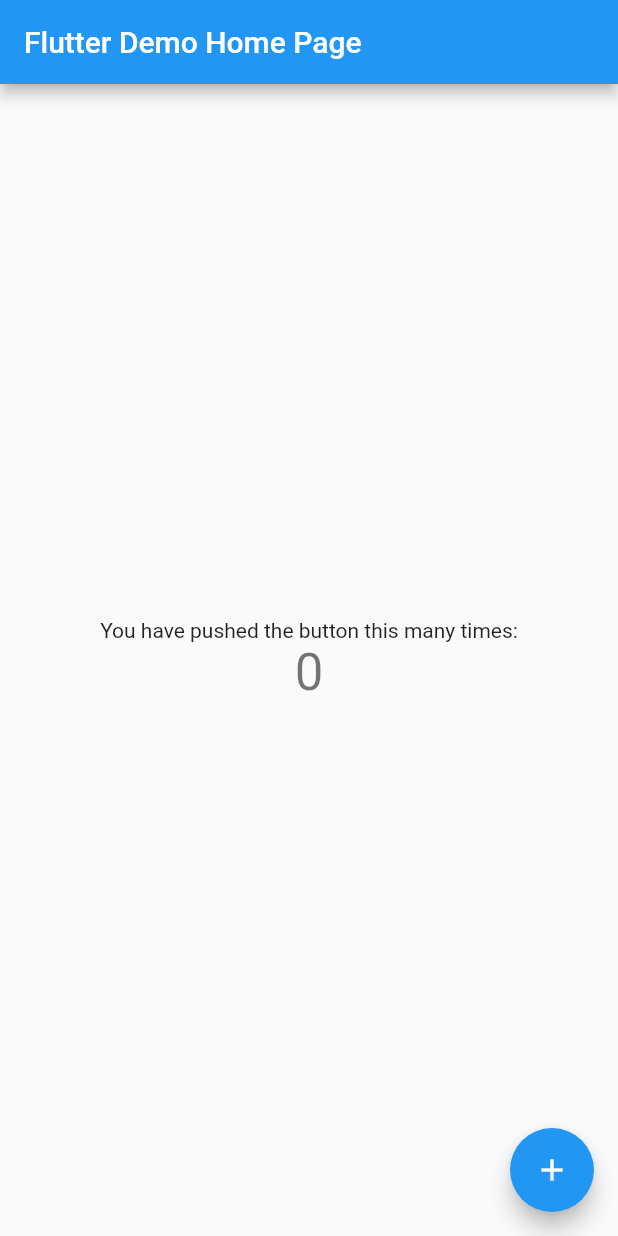
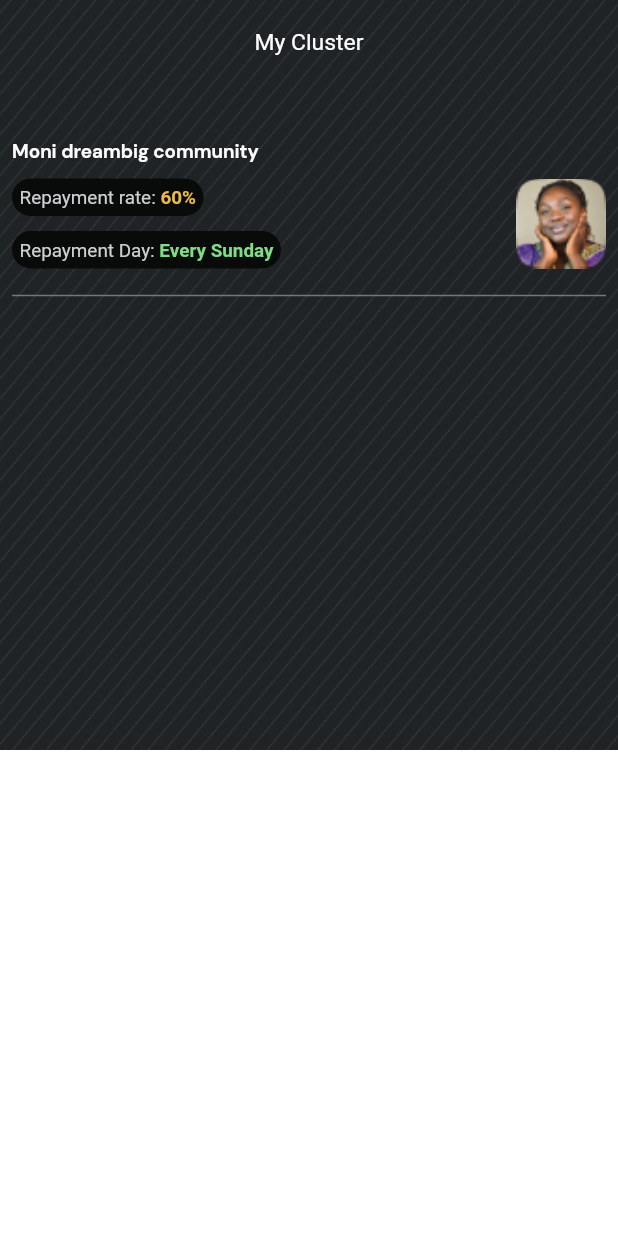
Before and after one commit to Destiny-Ed/Moni-Africa, a Flutter app: the screen it shows after launch, on a phone screen of 412 x 824 dp. Run offline on Flutter 3.47's test engine with Material 2 defaults, Android fonts, the phone set to English and light mode, and no system bars.

Commit message:
Completed cluster section for user profile header

```diff
--- a/lib/Screens/Cluster/cluster_main_page.dart
+++ b/lib/Screens/Cluster/cluster_main_page.dart
@@ -0,0 +1,135 @@
+import 'package:flutter/material.dart';
+import 'package:moni_app/Styles/color.dart';
+import 'package:moni_app/Styles/dimens.dart';
+
+class ClusterMainPage extends StatefulWidget {
+  const ClusterMainPage({Key? key}) : super(key: key);
+
+  @override
+  State<ClusterMainPage> createState() => _ClusterMainPageState();
+}
+
+class _ClusterMainPageState extends State<ClusterMainPage> {
+  @override
+  Widget build(BuildContext context) {
+    return Scaffold(
+      body: CustomScrollView(slivers: [
+        SliverAppBar(
+          expandedHeight: 500,
+          flexibleSpace: Container(
+            height: 500,
+            decoration: const BoxDecoration(
+              image: DecorationImage(
+                fit: BoxFit.cover,
+                image: AssetImage('assets/background.png'),
+              ),
+            ),
+            child: Padding(
+              padding: const EdgeInsets.all(8.0),
+              child: Column(
+                children: [
+                  const SizedBox(
+                    height: 85,
+                  ),
+
+                  ///Profile section
+                  Container(
+                    child: Column(
+                        crossAxisAlignment: CrossAxisAlignment.start,
+                        children: [
+                          Text(
+                            'Moni dreambig community',
+                            style: TextStyle(
+                                fontSize: AppSize.mediumText,
+                                color: AppColor.white,
+                                fontWeight: FontWeight.bold),
+                          ),
+                          Row(
+                            mainAxisAlignment: MainAxisAlignment.spaceBetween,
+                            children: [
+                              ///Repayment date and day field
+                              Column(
+                                crossAxisAlignment: CrossAxisAlignment.start,
+                                children: [
+                                  Container(
+                                    margin: const EdgeInsets.symmetric(
+                                        vertical: 10),
+                                    padding: const EdgeInsets.all(5),
+                                    decoration: BoxDecoration(
+                                        color: AppColor.darkBg,
+                                        borderRadius:
+                                            BorderRadius.circular(100)),
+                                    child: Text.rich(
+                                      TextSpan(children: [
+                                        TextSpan(
+                                            text: "Repayment rate: ",
+                                            style: TextStyle(
+                                              color: AppColor.grey,
+                                              fontSize: AppSize.mediumText,
+                                            )),
+                                        TextSpan(
+                                            text: "60%",
+                                            style: TextStyle(
+                                              color: AppColor.darkAmber,
+                                              fontWeight: FontWeight.bold,
+                                              fontSize: AppSize.mediumText,
+                                            ))
+                                      ]),
+                                    ),
+                                  ),
+                                  Container(
+                                    margin: const EdgeInsets.only(bottom: 10),
+                                    padding: const EdgeInsets.all(5),
+                                    decoration: BoxDecoration(
+                                        color: AppColor.darkBg,
+                                        borderRadius:
+                                            BorderRadius.circular(100)),
+                                    child: Text.rich(
+                                      TextSpan(children: [
+                                        TextSpan(
+                                            text: "Repayment Day: ",
+                                            style: TextStyle(
+                                              color: AppColor.grey,
+                                              fontSize: AppSize.mediumText,
+                                            )),
+                                        TextSpan(
+                                            text: "Every Sunday",
+                                            style: TextStyle(
+                                              color: AppColor.green,
+                                              fontWeight: FontWeight.bold,
+                                              fontSize: AppSize.mediumText,
+                                            ))
+                                      ]),
+                                    ),
+                                  ),
+                                ],
+                              ),
+
+                              ///Profile Image field
+                              Container(
+                                height: 60,
+                                width: 60,
+                                decoration: const BoxDecoration(
+                                    image: DecorationImage(
+                                        fit: BoxFit.cover,
+                                        image:
+                                            AssetImage("assets/avatar.png"))),
+                              )
+                            ],
+                          ),
+                        ]),
+                  ),
+                  Divider(
+                    color: AppColor.dividerColor,
+                    thickness: 1,
+                  ),
+                ],
+              ),
+            ),
+          ),
+          title: const Text('My Cluster'),
+        )
+      ]),
+    );
+  }
+}
--- a/lib/Styles/color.dart
+++ b/lib/Styles/color.dart
@@ -1,6 +1,7 @@
 import 'package:flutter/material.dart';
 
 class AppColor {
+  static Color darkBg = const Color(0xff090A0A);
   static Color pink = const Color(0xffE66652);
 
   static Color white = const Color(0xffFFFFFF);
@@ -12,7 +13,7 @@
   static Color darkAmber = const Color(0xffEAB948);
 
   static Color grey = const Color(0xffCDCFD0);
-
+  static Color dividerColor = const Color(0xff72777A);
   static Color red = const Color(0xffE41002);
 
   static Color black = const Color(0xff13163E);
--- a/lib/main.dart
+++ b/lib/main.dart
@@ -1,115 +1,47 @@
 import 'package:flutter/material.dart';
+import 'package:moni_app/Screens/Cluster/cluster_main_page.dart';
+import 'package:moni_app/Styles/color.dart';
+import 'package:moni_app/Styles/dimens.dart';
 
 void main() {
-  runApp(const MyApp());
+  runApp(const MoniApp());
 }
 
-class MyApp extends StatelessWidget {
-  const MyApp({Key? key}) : super(key: key);
+class MoniApp extends StatelessWidget {
+  const MoniApp({Key? key}) : super(key: key);
 
-  // This widget is the root of your application.
   @override
   Widget build(BuildContext context) {
     return MaterialApp(
-      title: 'Flutter Demo',
+      debugShowCheckedModeBanner: false,
       theme: ThemeData(
-        // This is the theme of your application.
-        //
-        // Try running your application with "flutter run". You'll see the
-        // application has a blue toolbar. Then, without quitting the app, try
-        // changing the primarySwatch below to Colors.green and then invoke
-        // "hot reload" (press "r" in the console where you ran "flutter run",
-        // or simply save your changes to "hot reload" in a Flutter IDE).
-        // Notice that the counter didn't reset back to zero; the application
-        // is not restarted.
-        primarySwatch: Colors.blue,
-      ),
-      home: const MyHomePage(title: 'Flutter Demo Home Page'),
+          scaffoldBackgroundColor: AppColor.white,
+          progressIndicatorTheme: ProgressIndicatorThemeData(
+            color: AppColor.pink,
+          ),
+          appBarTheme: AppBarTheme(
+              elevation: 0,
+              color: Colors.transparent,
+              centerTitle: true,
+              titleTextStyle:
+                  TextStyle(color: AppColor.white, fontSize: AppSize.bigText),
+              iconTheme:
+                  IconThemeData(color: AppColor.white, size: AppSize.bigText)),
+          fontFamily: 'DMSans'),
+      builder: (context, child) {
+        final MediaQueryData data = MediaQuery.of(context);
+        return Builder(
+          builder: (context) {
+            return MediaQuery(
+              data: data.copyWith(
+                textScaleFactor: data.textScaleFactor.clamp(0.85, 0.90),
+              ),
+              child: child!,
+            );
+          },
+        );
+      },
+      home: const ClusterMainPage(),
     );
   }
 }
-
-class MyHomePage extends StatefulWidget {
-  const MyHomePage({Key? key, required this.title}) : super(key: key);
-
-  // This widget is the home page of your application. It is stateful, meaning
-  // that it has a State object (defined below) that contains fields that affect
-  // how it looks.
-
-  // This class is the configuration for the state. It holds the values (in this
-  // case the title) provided by the parent (in this case the App widget) and
-  // used by the build method of the State. Fields in a Widget subclass are
-  // always marked "final".
-
-  final String title;
-
-  @override
-  State<MyHomePage> createState() => _MyHomePageState();
-}
-
-class _MyHomePageState extends State<MyHomePage> {
-  int _counter = 0;
-
-  void _incrementCounter() {
-    setState(() {
-      // This call to setState tells the Flutter framework that something has
-      // changed in this State, which causes it to rerun the build method below
-      // so that the display can reflect the updated values. If we changed
-      // _counter without calling setState(), then the build method would not be
-      // called again, and so nothing would appear to happen.
-      _counter++;
-    });
-  }
-
-  @override
-  Widget build(BuildContext context) {
-    // This method is rerun every time setState is called, for instance as done
-    // by the _incrementCounter method above.
-    //
-    // The Flutter framework has been optimized to make rerunning build methods
-    // fast, so that you can just rebuild anything that needs updating rather
-    // than having to individually change instances of widgets.
-    return Scaffold(
-      appBar: AppBar(
-        // Here we take the value from the MyHomePage object that was created by
-        // the App.build method, and use it to set our appbar title.
-        title: Text(widget.title),
-      ),
-      body: Center(
-        // Center is a layout widget. It takes a single child and positions it
-        // in the middle of the parent.
-        child: Column(
-          // Column is also a layout widget. It takes a list of children and
-          // arranges them vertically. By default, it sizes itself to fit its
-          // children horizontally, and tries to be as tall as its parent.
-          //
-          // Invoke "debug painting" (press "p" in the console, choose the
-          // "Toggle Debug Paint" action from the Flutter Inspector in Android
-          // Studio, or the "Toggle Debug Paint" command in Visual Studio Code)
-          // to see the wireframe for each widget.
-          //
-          // Column has various properties to control how it sizes itself and
-          // how it positions its children. Here we use mainAxisAlignment to
-          // center the children vertically; the main axis here is the vertical
-          // axis because Columns are vertical (the cross axis would be
-          // horizontal).
-          mainAxisAlignment: MainAxisAlignment.center,
-          children: <Widget>[
-            const Text(
-              'You have pushed the button this many times:',
-            ),
-            Text(
-              '$_counter',
-              style: Theme.of(context).textTheme.headline4,
-            ),
-          ],
-        ),
-      ),
-      floatingActionButton: FloatingActionButton(
-        onPressed: _incrementCounter,
-        tooltip: 'Increment',
-        child: const Icon(Icons.add),
-      ), // This trailing comma makes auto-formatting nicer for build methods.
-    );
-  }
-}
```
Also changed, not shown: pubspec.yaml (+9 -8 lines), assets/background.png (renamed from assets/backgroud.png), 1 other file.
